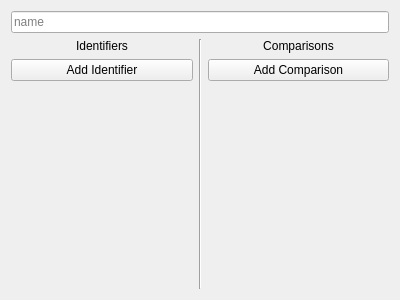
Before: the Qt Designer form atef/ui/id_and_comp.ui in pcdshub/atef, drawn with Qt 5.
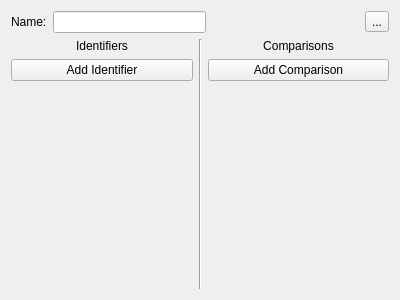
After: the same form once the commit is applied.

Commit message: ENH: add to-parent buttons and some stylistic consistency

Diff of the .ui file:
```diff
--- a/atef/ui/id_and_comp.ui
+++ b/atef/ui/id_and_comp.ui
@@ -15,11 +15,45 @@
   </property>
   <layout class="QVBoxLayout" name="verticalLayout">
    <item>
-    <widget class="QLineEdit" name="name_edit">
-     <property name="placeholderText">
-      <string>name</string>
+    <layout class="QHBoxLayout" name="horizontalLayout_2">
+     <property name="bottomMargin">
+      <number>0</number>
      </property>
-    </widget>
+     <item>
+      <widget class="QLabel" name="label">
+       <property name="text">
+        <string>Name:</string>
+       </property>
+      </widget>
+     </item>
+     <item>
+      <widget class="QLineEdit" name="name_edit">
+       <property name="placeholderText">
+        <string/>
+       </property>
+      </widget>
+     </item>
+     <item>
+      <spacer name="horizontalSpacer_2">
+       <property name="orientation">
+        <enum>Qt::Horizontal</enum>
+       </property>
+       <property name="sizeHint" stdset="0">
+        <size>
+         <width>40</width>
+         <height>20</height>
+        </size>
+       </property>
+      </spacer>
+     </item>
+     <item>
+      <widget class="QToolButton" name="parent_button">
+       <property name="text">
+        <string>...</string>
+       </property>
+      </widget>
+     </item>
+    </layout>
    </item>
    <item>
     <layout class="QHBoxLayout" name="horizontalLayout">
```
The commit also changes 1 other file.
